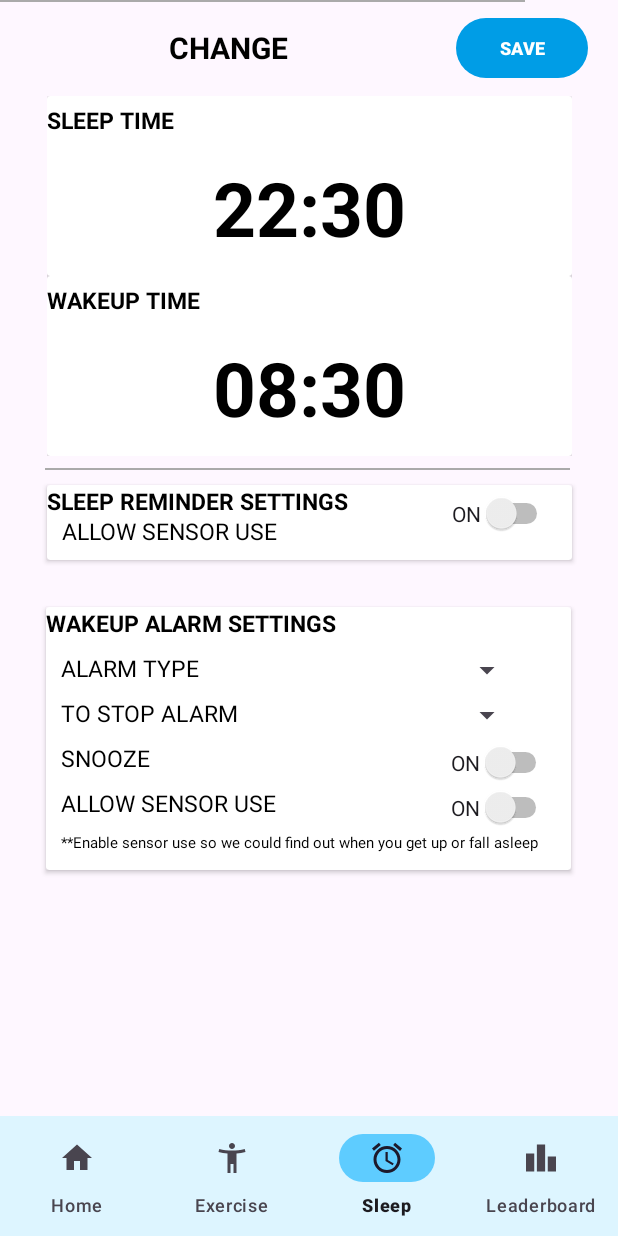
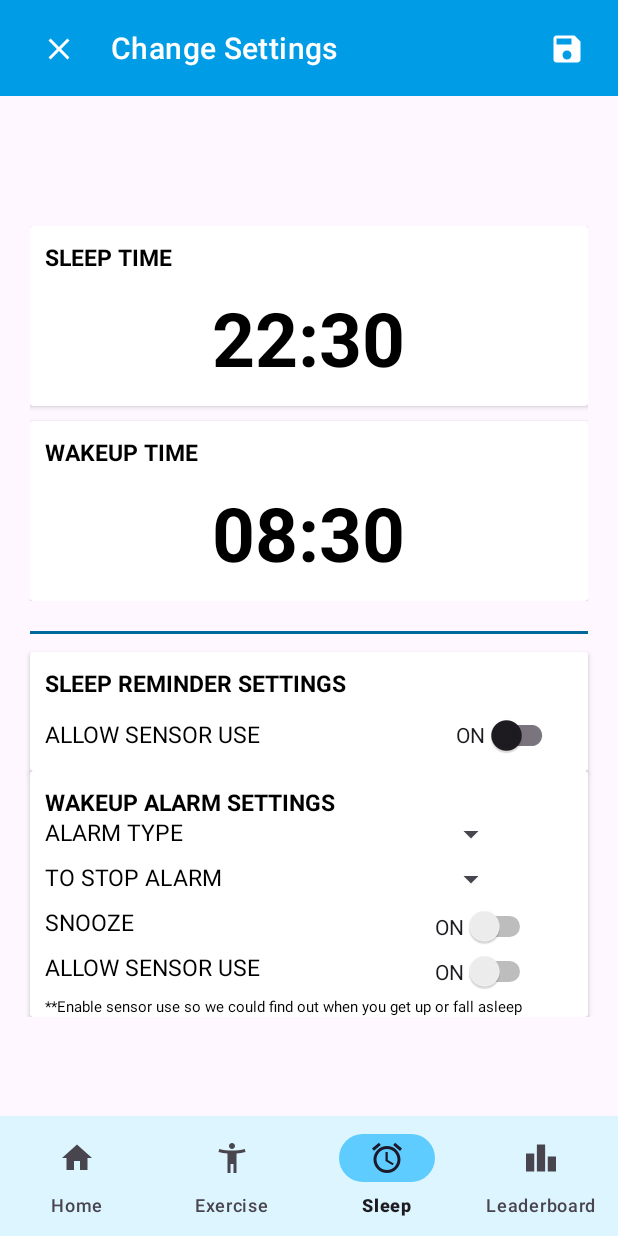
Before and after one commit to kiracus/wellness_studio, an Android app: the AlarmSetting screen opened directly, with no data from a screen before it, on a phone screen of 412 x 824 dp. Run offline under Robolectric (Android 15) with nearby library versions, the phone set to English and light mode, and no system bars.

Commit message:
add top nav bar for sleep alarm setting screen, modify view (not finished)

```diff
--- a/app/src/main/java/edu/neu/madcourse/wellness_studio/AlarmSetting.java
+++ b/app/src/main/java/edu/neu/madcourse/wellness_studio/AlarmSetting.java
@@ -36,7 +36,7 @@ public class AlarmSetting extends AppCompatActivity {
 
 //    TimePicker sleepTimePicker, wakeupTimePicker;
     int sleepAlarmHour = 22, sleepAlarmMin = 30, wakeupAlarmHour = 8, wakeupAlarmMin = 30;
-    Button saveButton;
+    ImageButton saveButton;
     BottomNavigationView bottomNavigationView;
     public static final String SLEEP_ALARM_KEY_NAME = "sleepAlarmUpdate";
     public static final String WAKEUP_ALARM_KEY_NAME = "wakeupAlarmUpdate";
--- a/app/src/main/res/layout/activity_change_alarm_time.xml
+++ b/app/src/main/res/layout/activity_change_alarm_time.xml
@@ -5,65 +5,88 @@
     android:layout_height="match_parent"
     xmlns:app="http://schemas.android.com/apk/res-auto">
 
-    <LinearLayout
-        android:id="@+id/linearLayout"
+    <androidx.constraintlayout.widget.ConstraintLayout
+        android:id="@+id/header_title"
         android:layout_width="match_parent"
         android:layout_height="wrap_content"
-        android:layout_marginTop="8dp"
-        android:gravity="center"
+        app:layout_constraintTop_toTopOf="parent">
+
+        <com.google.android.material.appbar.AppBarLayout
+            android:layout_width="match_parent"
+            android:layout_height="wrap_content"
+            app:layout_constraintTop_toTopOf="parent"
+            android:id="@+id/appBarLayout">
+
+            <com.google.android.material.appbar.MaterialToolbar
+                android:id="@+id/topAppBar"
+                android:layout_width="match_parent"
+                android:layout_height="?attr/actionBarSize"
+                app:title="Change Settings"
+                android:paddingStart="70dp"
+                android:background="@color/blue"
+                app:titleTextColor="@color/white"
+                android:theme="@style/AppTheme.AppBarOverlay" />
+        </com.google.android.material.appbar.AppBarLayout>
+
+        <ImageButton
+            android:id="@+id/imageButton_cancel"
+            android:layout_width="wrap_content"
+            android:layout_height="50dp"
+            android:layout_marginStart="15dp"
+            app:srcCompat="@drawable/ic_baseline_close_24"
+            app:layout_constraintStart_toStartOf="parent"
+            app:layout_constraintTop_toTopOf="parent"
+            app:layout_constraintBottom_toBottomOf="parent"
+            android:backgroundTint="@color/blue"
+            android:contentDescription="cancel and leave"
+            app:tint="@color/white" />
+
+        <ImageButton
+            android:id="@+id/change_save_btn"
+            android:layout_width="wrap_content"
+            android:layout_height="50dp"
+            android:layout_gravity="end"
+            android:layout_marginEnd="10dp"
+            android:contentDescription="save settings"
+            app:srcCompat="@drawable/ic_baseline_save_24"
+            app:layout_constraintEnd_toEndOf="parent"
+            app:layout_constraintTop_toTopOf="parent"
+            app:layout_constraintBottom_toBottomOf="parent"
+            android:backgroundTint="@color/blue"
+            app:tint="@color/white" />
+    </androidx.constraintlayout.widget.ConstraintLayout>
+
+    <ScrollView
+        android:layout_width="match_parent"
+        android:layout_height="wrap_content"
+        app:layout_constraintTop_toBottomOf="@id/header_title"
+        app:layout_constraintBottom_toTopOf="@id/bottom_buttons">
+
+        <androidx.constraintlayout.widget.ConstraintLayout
+            android:layout_width="match_parent"
+            android:layout_height="wrap_content">
+
+            <GridLayout
+                android:id="@+id/alarm_time_change_layout"
+                android:layout_width="match_parent"
+                android:layout_height="wrap_content"
+                android:layout_margin="20dp"
+                android:columnCount="1"
+                android:rowCount="2"
                 app:layout_constraintEnd_toEndOf="parent"
                 app:layout_constraintStart_toStartOf="parent"
                 app:layout_constraintTop_toTopOf="parent">
 
-        <TextView
-            android:id="@+id/change_title_TV"
-            android:layout_width="0dp"
-            android:layout_height="wrap_content"
-            android:layout_gravity="center"
-            android:layout_margin="10dp"
-            android:layout_weight="6"
-            android:gravity="center"
-            android:text="@string/change_alarm_tv"
-            android:textAlignment="center"
-            android:textColor="@color/black"
-            android:textSize="20sp"
-            android:textStyle="bold" />
-
-        <Button
-            android:id="@+id/change_save_btn"
-            android:layout_width="40dp"
-            android:layout_height="wrap_content"
-            android:layout_marginRight="20dp"
-            android:layout_weight="1"
-            android:text="@string/save_change_TV"
-            android:textAlignment="center"
-            android:textSize="12sp"
-            android:textStyle="bold" />
-
-
-    </LinearLayout>
-
-    <GridLayout
-        android:id="@+id/alarm_time_change_layout"
-        android:layout_width="wrap_content"
-        android:layout_height="wrap_content"
-        android:layout_marginTop="8dp"
-        android:columnCount="1"
-        android:rowCount="2"
-        app:layout_constraintEnd_toEndOf="parent"
-        app:layout_constraintStart_toStartOf="parent"
-        app:layout_constraintTop_toBottomOf="@+id/linearLayout">
-
                 <androidx.cardview.widget.CardView
                     android:id="@+id/sleep_time_cardView"
-            android:layout_width="350dp"
+                    android:layout_width="match_parent"
                     android:layout_height="120dp"
                     android:layout_gravity="center_horizontal">
 
-
                     <TextView
-                android:layout_width="wrap_content"
+                        android:layout_width="match_parent"
                         android:layout_height="wrap_content"
+                        android:layout_margin="10dp"
                         android:id="@+id/sleep_alarm_change_TV"
                         android:textColor="@color/black"
                         android:textStyle="bold"
@@ -113,14 +136,15 @@
 
                 <androidx.cardview.widget.CardView
                     android:id="@+id/wakeup_time_cardView"
-            android:layout_width="350dp"
+                    android:layout_width="match_parent"
                     android:layout_height="120dp"
+                    android:layout_marginTop="10dp"
                     android:layout_gravity="center_horizontal">
 
-
                     <TextView
-                android:layout_width="wrap_content"
+                        android:layout_width="match_parent"
                         android:layout_height="wrap_content"
+                        android:layout_margin="10dp"
                         android:id="@+id/wakeup_alarm_change_TV"
                         android:textColor="@color/black"
                         android:textStyle="bold"
@@ -167,24 +191,24 @@
 
             </GridLayout>
 
-
             <View
                 android:id="@+id/separate_line"
-        android:layout_width="350dp"
-        android:layout_height="1dp"
-        android:layout_marginTop="8dp"
-        android:background="@android:color/darker_gray"
+                android:layout_width="match_parent"
+                android:layout_height="2dp"
+                android:layout_margin="20dp"
+                android:background="@color/deep_blue"
                 android:textAlignment="center"
                 app:layout_constraintEnd_toEndOf="parent"
                 app:layout_constraintHorizontal_bias="0.488"
                 app:layout_constraintStart_toStartOf="parent"
                 app:layout_constraintTop_toBottomOf="@+id/alarm_time_change_layout" />
 
-
             <androidx.cardview.widget.CardView
                 android:id="@+id/sensor_cardView"
-        android:layout_width="350dp"
-        android:layout_height="50dp"
+                android:layout_width="match_parent"
+                android:layout_height="wrap_content"
+                android:layout_marginHorizontal="20dp"
+                android:layout_marginTop="10dp"
                 android:layout_gravity="center_horizontal"
 
                 app:layout_constraintBottom_toBottomOf="parent"
@@ -193,52 +217,70 @@
                 app:layout_constraintTop_toTopOf="@+id/separate_line"
                 app:layout_constraintVertical_bias="0.024">
 
+                <LinearLayout
+                    android:layout_width="match_parent"
+                    android:layout_height="wrap_content"
+                    android:orientation="vertical">
+
                     <TextView
                         android:id="@+id/sleep_reminder_title_TV"
-            android:layout_width="wrap_content"
+                        android:layout_width="match_parent"
                         android:layout_height="wrap_content"
+                        android:layout_marginHorizontal="10dp"
+                        android:layout_marginTop="10dp"
                         android:text="@string/sleep_reminder_title"
                         android:textColor="@color/black"
                         android:textSize="15sp"
                         android:textStyle="bold" />
 
+                    <LinearLayout
+                        android:layout_width="match_parent"
+                        android:layout_height="wrap_content"
+                        android:layout_marginHorizontal="10dp">
+
                         <TextView
                             android:id="@+id/sleep_sensor_allow_use"
                             android:layout_width="wrap_content"
                             android:layout_height="wrap_content"
-            android:layout_marginLeft="10dp"
-            android:layout_marginTop="20dp"
                             android:text="@string/allow_sensor_use_TV"
                             android:textColor="@color/black"
                             android:textSize="15sp" />
 
+                        <View
+                            android:layout_width="0dp"
+                            android:layout_height="0dp"
+                            android:layout_weight="1"/>
 
-        <Switch
+                        <com.google.android.material.switchmaterial.SwitchMaterial
                             android:id="@+id/sleep_reminder_allow_sensor_switch"
                             android:layout_width="wrap_content"
                             android:layout_height="wrap_content"
-            android:text="ON"
-            android:layout_marginTop="5dp"
-            android:layout_marginLeft="270dp"/>
+                            android:layout_marginEnd="10dp"
+                            android:text="ON" />
+
+                    </LinearLayout>
+
+                </LinearLayout>
 
 
             </androidx.cardview.widget.CardView>
 
-    <View
-        android:id="@+id/separate_line_second"
-        android:layout_width="350dp"
-        android:layout_height="1dp"
-        android:background="@android:color/darker_gray"
-        android:textAlignment="center"
-        tools:ignore="MissingConstraints"
-        tools:layout_editor_absoluteX="30dp"
-        tools:layout_editor_absoluteY="381dp" />
+            <!--    <View-->
+            <!--        android:id="@+id/separate_line_second"-->
+            <!--        android:layout_width="350dp"-->
+            <!--        android:layout_height="1dp"-->
+            <!--        android:background="@android:color/darker_gray"-->
+            <!--        android:textAlignment="center"-->
+            <!--        tools:ignore="MissingConstraints"-->
+            <!--        tools:layout_editor_absoluteX="30dp"-->
+            <!--        tools:layout_editor_absoluteY="381dp" />-->
 
 
             <androidx.cardview.widget.CardView
                 android:id="@+id/wakeup_alarm_setting_cardView"
-        android:layout_width="350dp"
-        android:layout_height="175dp"
+                android:layout_width="match_parent"
+                android:layout_height="wrap_content"
+                android:layout_marginHorizontal="20dp"
                 android:layout_gravity="center_horizontal"
                 app:layout_constraintBottom_toBottomOf="parent"
                 app:layout_constraintEnd_toEndOf="parent"
@@ -249,8 +291,10 @@
 
                 <TextView
                     android:id="@+id/wakeup_alarm_setting_TV"
-            android:layout_width="wrap_content"
+                    android:layout_width="match_parent"
                     android:layout_height="wrap_content"
+                    android:layout_marginHorizontal="10dp"
+                    android:layout_marginTop="10dp"
                     android:text="WAKEUP ALARM SETTINGS"
                     android:textColor="@color/black"
                     android:textSize="15sp"
@@ -340,6 +384,16 @@
 
             </androidx.cardview.widget.CardView>
 
+
+
+        </androidx.constraintlayout.widget.ConstraintLayout>
+
+
+
+    </ScrollView>
+
+
+
     <LinearLayout
         android:id="@+id/bottom_buttons"
         android:layout_width="match_parent"
```
Lines whose indentation alone changed are shown as unchanged.
